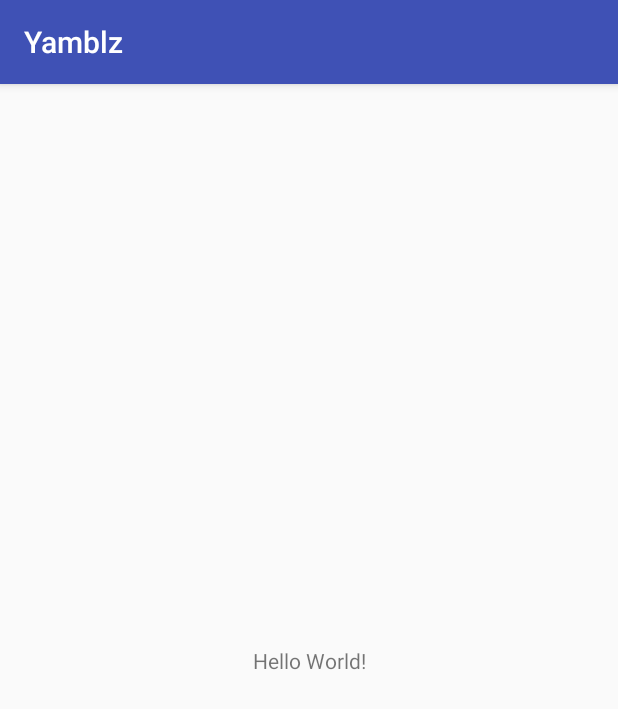
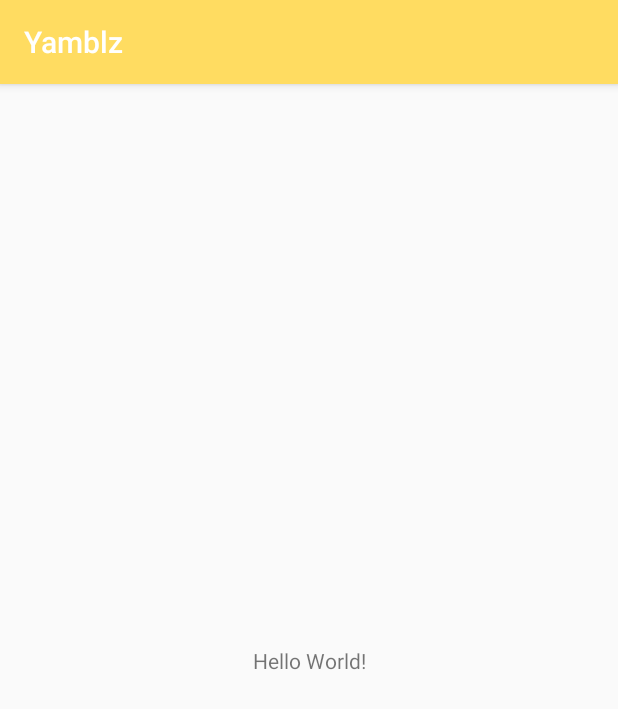
Before and after one commit to Kondenko/yandex-translate-client, an Android app: the screen it shows after launch (MainActivity), on a phone screen of 412 x 824 dp. Shown: the top 709 px of the screen. Run offline under Robolectric (Android 15) with nearby library versions, the phone set to English and light mode, and no system bars.

Commit message:
Update app colors

```diff
--- a/app/src/main/res/values/colors.xml
+++ b/app/src/main/res/values/colors.xml
@@ -1,6 +1,6 @@
 <?xml version="1.0" encoding="utf-8"?>
 <resources>
-    <color name="colorPrimary">#3F51B5</color>
-    <color name="colorPrimaryDark">#303F9F</color>
-    <color name="colorAccent">#FF4081</color>
+    <color name="colorPrimary">#ffdc61</color>
+    <color name="colorPrimaryDark">#e1c255</color>
+    <color name="colorAccent">#000000</color>
 </resources>
```
